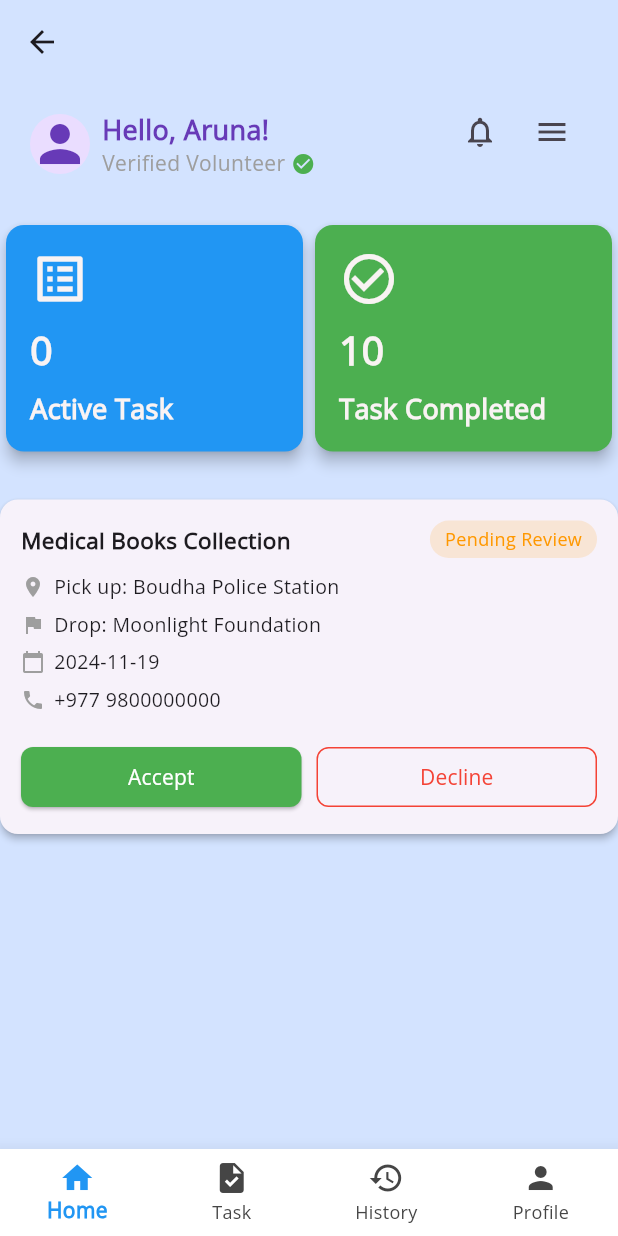
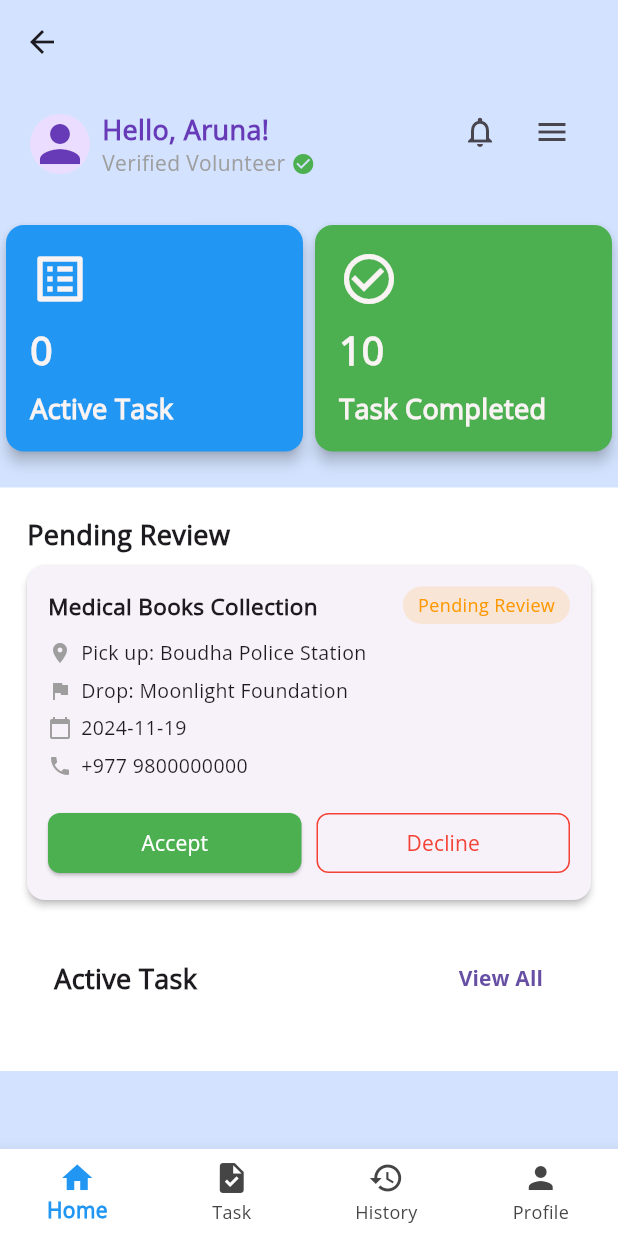
Before and after one commit to arunaguragain/aashwaas, a Flutter app: the VolunteerHomeScreen screen opened directly, on a phone screen of 412 x 824 dp. Run offline on Flutter 3.47's test engine with Material 3 defaults, Android fonts, the phone set to English and light mode, and no system bars; our stand-ins replace font_awesome_flutter.

Commit message:
completed the ui of volunteer  home screen

```diff
--- a/lib/screens/bottom_screen_volunteer/home_screen.dart
+++ b/lib/screens/bottom_screen_volunteer/home_screen.dart
@@ -38,6 +38,20 @@ class HomeScreen extends StatelessWidget {
             ),
             const SizedBox(height: 20),
 
+            Container(
+              color: Colors.white,
+              child: Padding(
+                padding: const EdgeInsets.all(18.0),
+                child: Column(
+                  crossAxisAlignment: CrossAxisAlignment.start,
+                  children: [
+                    Text(
+                      "Pending Review",
+                      style: TextStyle(
+                        fontSize: 18,
+                        fontWeight: FontWeight.bold,
+                      ),
+                    ),
                     TaskCard(
                       title: "Medical Books Collection",
                       pickup: "Boudha Police Station",
@@ -45,13 +59,39 @@ class HomeScreen extends StatelessWidget {
                       date: "2024-11-19",
                       phone: "+977 9800000000",
                       status: TaskStatus.pendingReview,
-              onAccept: () {
-              },
-              onDecline: () {
-              },
+                      onAccept: () {},
+                      onDecline: () {},
                     ),
-
-
+                    Row(
+                      mainAxisAlignment: MainAxisAlignment.spaceBetween,
+                      children: [
+                        Padding(
+                          padding: const EdgeInsets.all(18.0),
+                          child: Text(
+                            "Active Task",
+                            style: TextStyle(
+                              fontSize: 18,
+                              fontWeight: FontWeight.bold,
+                            ),
+                          ),
+                        ),
+                        Padding(
+                          padding: const EdgeInsets.all(20.0),
+                          child: TextButton(
+                            onPressed: () {},
+                            child: Text(
+                              "View All",
+                              selectionColor: Colors.blue,
+                              style: TextStyle(fontFamily: 'OpenSans Bold'),
+                            ),
+                          ),
+                        ),
+                      ],
+                    ),
+                  ],
+                ),
+              ),
+            ),
           ],
         ),
       ),
```
Lines whose indentation alone changed are shown as unchanged.
